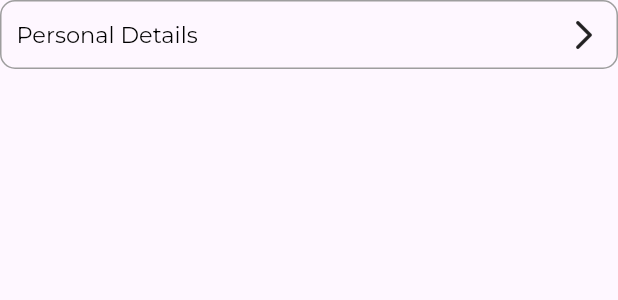
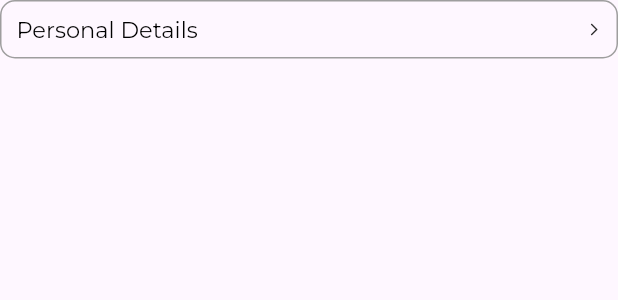
Before and after one commit to maagyei04/accompani, a Flutter app: the ButtonTile widget shown alone on an empty page, opened directly, on a phone screen of 412 x 824 dp. Shown: the top 300 px of the screen. Run offline on Flutter 3.47's test engine with Material 3 defaults, Android fonts, the phone set to English and light mode, and no system bars; our stand-ins replace cloud_firestore, firebase_auth, firebase_core, firebase_storage, flutter_otp_text_field, get and 6 more; missing offline and left inert: flutter_stepindicator, intl_phone_number_field; accounts and stored records are empty.

Commit message:
changes to navbar2

```diff
--- a/lib/src/features/core/screens/Profile/profile_screen.dart
+++ b/lib/src/features/core/screens/Profile/profile_screen.dart
@@ -58,6 +58,8 @@ class ProfileScreen extends StatelessWidget {
         ],
       ),
       body: SingleChildScrollView(
+        child: Container(
+          color: const Color.fromARGB(255, 216, 216, 216),
           child: Padding(
             padding: const EdgeInsets.all(20.0),
             child: Column(
@@ -176,6 +178,7 @@ class ProfileScreen extends StatelessWidget {
             ),
           ),
         ),
+      ),
     );
 
   });
--- a/lib/src/features/core/screens/Profile/widgets/button_tile.dart
+++ b/lib/src/features/core/screens/Profile/widgets/button_tile.dart
@@ -25,7 +25,7 @@ class ButtonTile extends StatelessWidget {
         mainAxisAlignment: MainAxisAlignment.spaceBetween,
         children: [
           Text(title, style: Theme.of(context).textTheme.displayMedium,),
-          const Icon(Icons.arrow_forward_ios_rounded)
+          const Icon(Icons.arrow_forward_ios_rounded, size: 10.0,)
         ],
       ),
     );
```
Lines whose indentation alone changed are shown as unchanged.
